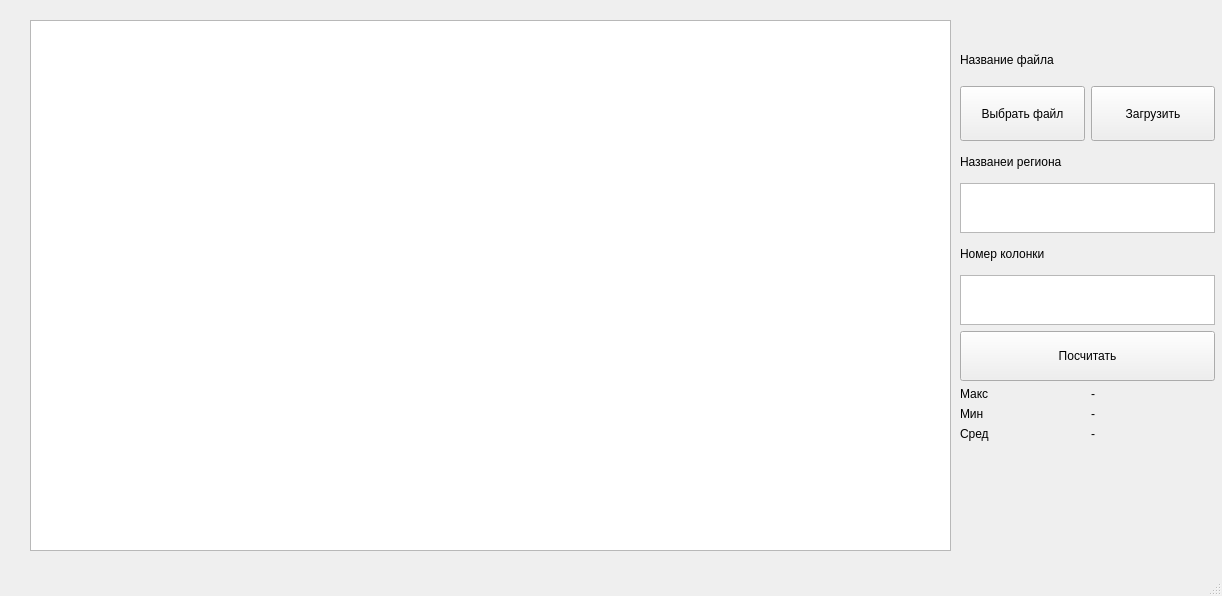
The window that Lab2/mainwindow.ui (GoncharovV/Labs-BMSTU_2) describes before a commit, drawn with Qt 5.
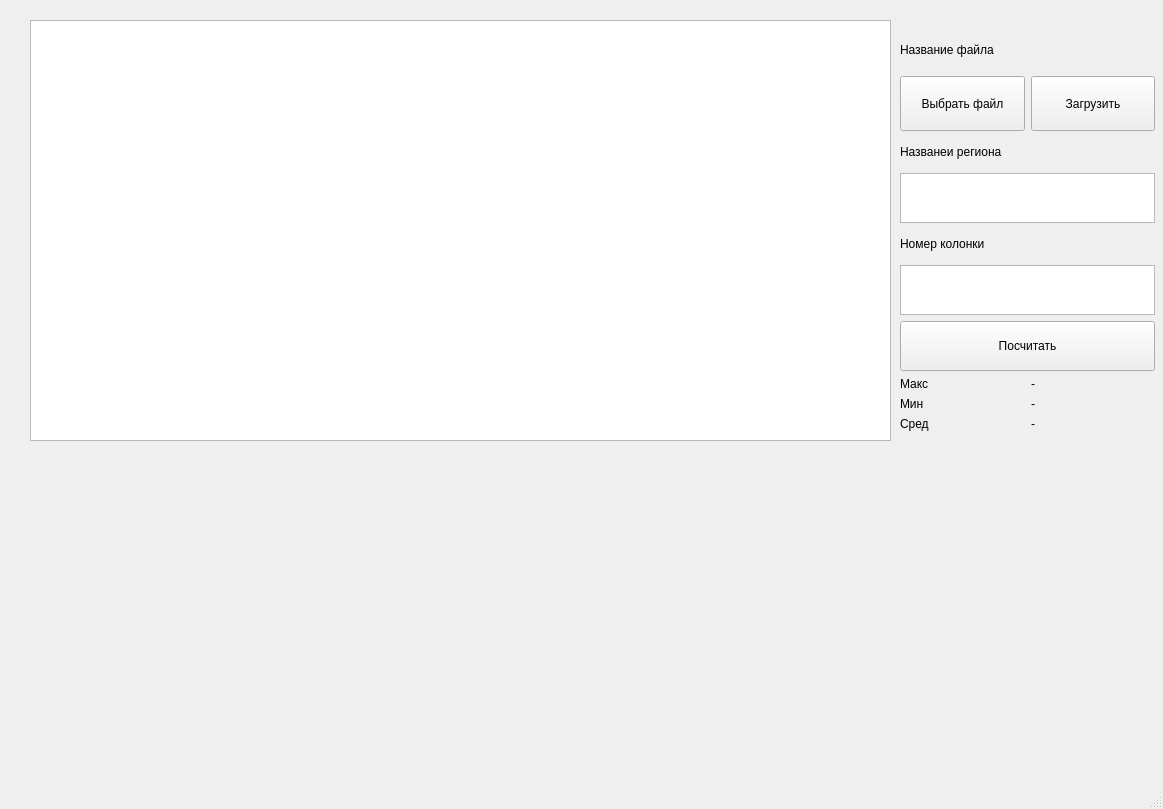
The same window after the commit. Custom widgets are drawn as their Qt base class.

The edit to the form file:
```diff
--- a/Lab2/mainwindow.ui
+++ b/Lab2/mainwindow.ui
@@ -6,8 +6,8 @@
    <rect>
     <x>0</x>
     <y>0</y>
-    <width>1222</width>
-    <height>596</height>
+    <width>1163</width>
+    <height>809</height>
    </rect>
   </property>
   <property name="windowTitle">
@@ -17,8 +17,8 @@
    <widget class="QWidget" name="verticalLayoutWidget_2">
     <property name="geometry">
      <rect>
-      <x>960</x>
-      <y>40</y>
+      <x>900</x>
+      <y>30</y>
       <width>255</width>
       <height>401</height>
      </rect>
@@ -212,8 +212,18 @@
      <rect>
       <x>30</x>
       <y>20</y>
-      <width>921</width>
-      <height>531</height>
+      <width>861</width>
+      <height>421</height>
+     </rect>
+    </property>
+   </widget>
+   <widget class="QCustomPlot" name="widget" native="true">
+    <property name="geometry">
+     <rect>
+      <x>40</x>
+      <y>460</y>
+      <width>701</width>
+      <height>331</height>
      </rect>
     </property>
    </widget>
@@ -230,6 +240,14 @@
   </widget>
   <widget class="QStatusBar" name="statusbar"/>
  </widget>
+ <customwidgets>
+  <customwidget>
+   <class>QCustomPlot</class>
+   <extends>QWidget</extends>
+   <header>qcustomplot.h</header>
+   <container>1</container>
+  </customwidget>
+ </customwidgets>
  <resources/>
  <connections/>
 </ui>
```
Left out of the diff: 4 changed lines with no effect on the pictures.
